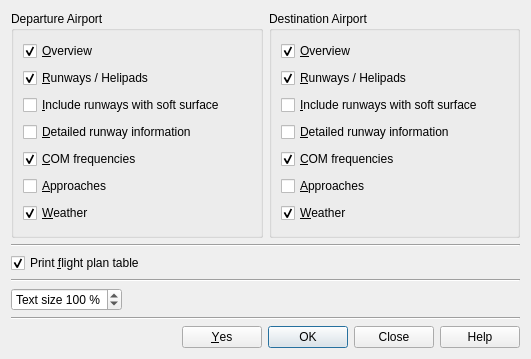
This is src/print/printdialog.ui in albar965/littlenavmap as Qt 5 draws it before an edit. The edited form follows.
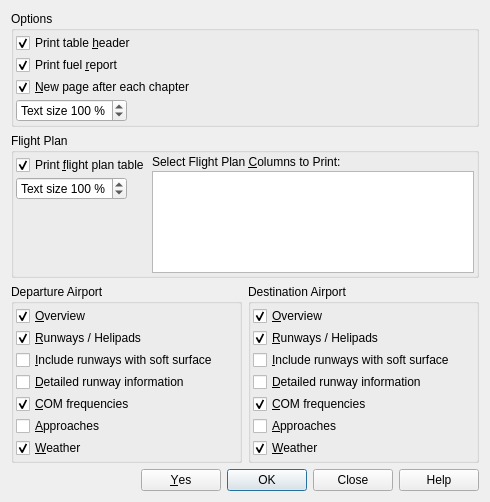
This is the edited form.

Commit message:
Added flight plan column selection to print dialog. Added more options for header, fuel/performance and more to print dialog. Improved printing of flight plan table. Now has word wrap, proper column size and a header for each page. Added colors for procedures to printed flight plan table as shown in flight plan dock window. Hiding all overlays except scale bar when printing map now. Now uses printer resolution for printing the map to get sharp images. Flight plan table now has more cells aligned to the right.
All #246

Patch:
```diff
--- a/src/print/printdialog.ui
+++ b/src/print/printdialog.ui
@@ -6,14 +6,254 @@
    <rect>
     <x>0</x>
     <y>0</y>
-    <width>531</width>
-    <height>359</height>
+    <width>490</width>
+    <height>502</height>
    </rect>
   </property>
   <property name="windowTitle">
    <string>Little Navmap - Print Flight Plan</string>
   </property>
   <layout class="QVBoxLayout" name="verticalLayout_2">
+   <item>
+    <widget class="QGroupBox" name="groupBoxPrintOptions">
+     <property name="title">
+      <string>Options</string>
+     </property>
+     <layout class="QGridLayout" name="gridLayout">
+      <property name="leftMargin">
+       <number>2</number>
+      </property>
+      <property name="topMargin">
+       <number>2</number>
+      </property>
+      <property name="rightMargin">
+       <number>2</number>
+      </property>
+      <property name="bottomMargin">
+       <number>2</number>
+      </property>
+      <property name="spacing">
+       <number>2</number>
+      </property>
+      <item row="1" column="0">
+       <widget class="QCheckBox" name="checkBoxPrintFuel">
+        <property name="toolTip">
+         <string>Include estimated fuel consumption, trip and block fuel if aircraft performance is loaded.</string>
+        </property>
+        <property name="text">
+         <string>Print fuel &amp;report</string>
+        </property>
+        <property name="checked">
+         <bool>true</bool>
+        </property>
+       </widget>
+      </item>
+      <item row="2" column="0">
+       <widget class="QCheckBox" name="checkBoxPrintNewPage">
+        <property name="toolTip">
+         <string>Start a new page after each chapter.</string>
+        </property>
+        <property name="text">
+         <string>&amp;New page after each chapter</string>
+        </property>
+        <property name="checked">
+         <bool>true</bool>
+        </property>
+       </widget>
+      </item>
+      <item row="0" column="0">
+       <widget class="QCheckBox" name="checkBoxPrintHeader">
+        <property name="toolTip">
+         <string>Include a header which shows total distance, flight time and procedures.</string>
+        </property>
+        <property name="text">
+         <string>Print table &amp;header</string>
+        </property>
+        <property name="checked">
+         <bool>true</bool>
+        </property>
+       </widget>
+      </item>
+      <item row="3" column="0">
+       <widget class="QSpinBox" name="spinBoxPrintTextSize">
+        <property name="sizePolicy">
+         <sizepolicy hsizetype="Fixed" vsizetype="Fixed">
+          <horstretch>0</horstretch>
+          <verstretch>0</verstretch>
+         </sizepolicy>
+        </property>
+        <property name="toolTip">
+         <string>Overall text size in the document</string>
+        </property>
+        <property name="suffix">
+         <string> %</string>
+        </property>
+        <property name="prefix">
+         <string>Text size </string>
+        </property>
+        <property name="minimum">
+         <number>20</number>
+        </property>
+        <property name="maximum">
+         <number>200</number>
+        </property>
+        <property name="singleStep">
+         <number>10</number>
+        </property>
+        <property name="value">
+         <number>100</number>
+        </property>
+       </widget>
+      </item>
+      <item row="0" column="1">
+       <spacer name="horizontalSpacer">
+        <property name="orientation">
+         <enum>Qt::Horizontal</enum>
+        </property>
+        <property name="sizeHint" stdset="0">
+         <size>
+          <width>40</width>
+          <height>20</height>
+         </size>
+        </property>
+       </spacer>
+      </item>
+     </layout>
+    </widget>
+   </item>
+   <item>
+    <widget class="QGroupBox" name="groupBoxPrintFlightplan">
+     <property name="sizePolicy">
+      <sizepolicy hsizetype="Expanding" vsizetype="Expanding">
+       <horstretch>0</horstretch>
+       <verstretch>0</verstretch>
+      </sizepolicy>
+     </property>
+     <property name="title">
+      <string>Flight Plan</string>
+     </property>
+     <layout class="QHBoxLayout" name="horizontalLayout">
+      <property name="spacing">
+       <number>2</number>
+      </property>
+      <property name="leftMargin">
+       <number>2</number>
+      </property>
+      <property name="topMargin">
+       <number>2</number>
+      </property>
+      <property name="rightMargin">
+       <number>2</number>
+      </property>
+      <property name="bottomMargin">
+       <number>2</number>
+      </property>
+      <item>
+       <layout class="QVBoxLayout" name="verticalLayout">
+        <property name="spacing">
+         <number>2</number>
+        </property>
+        <item>
+         <widget class="QCheckBox" name="checkBoxPrintFlightplan">
+          <property name="toolTip">
+           <string>Include the flight plan</string>
+          </property>
+          <property name="text">
+           <string>Print &amp;flight plan table</string>
+          </property>
+          <property name="checked">
+           <bool>true</bool>
+          </property>
+         </widget>
+        </item>
+        <item>
+         <widget class="QSpinBox" name="spinBoxPrintTextSizeFlightplan">
+          <property name="sizePolicy">
+           <sizepolicy hsizetype="Fixed" vsizetype="Fixed">
+            <horstretch>0</horstretch>
+            <verstretch>0</verstretch>
+           </sizepolicy>
+          </property>
+          <property name="toolTip">
+           <string>Text size for the flight plan</string>
+          </property>
+          <property name="suffix">
+           <string> %</string>
+          </property>
+          <property name="prefix">
+           <string>Text size </string>
+          </property>
+          <property name="minimum">
+           <number>20</number>
+          </property>
+          <property name="maximum">
+           <number>200</number>
+          </property>
+          <property name="singleStep">
+           <number>10</number>
+          </property>
+          <property name="value">
+           <number>100</number>
+          </property>
+         </widget>
+        </item>
+        <item>
+         <spacer name="verticalSpacer">
+          <property name="orientation">
+           <enum>Qt::Vertical</enum>
+          </property>
+          <property name="sizeHint" stdset="0">
+           <size>
+            <width>20</width>
+            <height>40</height>
+           </size>
+          </property>
+         </spacer>
+        </item>
+       </layout>
+      </item>
+      <item>
+       <layout class="QVBoxLayout" name="verticalLayout_5">
+        <property name="spacing">
+         <number>2</number>
+        </property>
+        <item>
+         <widget class="QLabel" name="labelPrintFlightplanCols">
+          <property name="text">
+           <string>Select Flight Plan &amp;Columns to Print:</string>
+          </property>
+          <property name="buddy">
+           <cstring>listWidgetPrintFlightplanCols</cstring>
+          </property>
+         </widget>
+        </item>
+        <item>
+         <widget class="QListWidget" name="listWidgetPrintFlightplanCols">
+          <property name="toolTip">
+           <string>Select columns from the flight plan table to include in the print</string>
+          </property>
+          <property name="editTriggers">
+           <set>QAbstractItemView::NoEditTriggers</set>
+          </property>
+          <property name="showDropIndicator" stdset="0">
+           <bool>false</bool>
+          </property>
+          <property name="alternatingRowColors">
+           <bool>true</bool>
+          </property>
+          <property name="selectionMode">
+           <enum>QAbstractItemView::MultiSelection</enum>
+          </property>
+          <property name="selectionBehavior">
+           <enum>QAbstractItemView::SelectRows</enum>
+          </property>
+         </widget>
+        </item>
+       </layout>
+      </item>
+     </layout>
+    </widget>
+   </item>
    <item>
     <layout class="QGridLayout" name="gridLayouPrint">
      <item row="0" column="0">
@@ -22,6 +262,21 @@
         <string>Departure Airport</string>
        </property>
        <layout class="QVBoxLayout" name="verticalLayout_3">
+        <property name="spacing">
+         <number>2</number>
+        </property>
+        <property name="leftMargin">
+         <number>2</number>
+        </property>
+        <property name="topMargin">
+         <number>2</number>
+        </property>
+        <property name="rightMargin">
+         <number>2</number>
+        </property>
+        <property name="bottomMargin">
+         <number>2</number>
+        </property>
         <item>
          <widget class="QCheckBox" name="checkBoxPrintDepartureOverview">
           <property name="text">
@@ -92,6 +347,21 @@
         <string>Destination Airport</string>
        </property>
        <layout class="QVBoxLayout" name="verticalLayout_4">
+        <property name="spacing">
+         <number>2</number>
+        </property>
+        <property name="leftMargin">
+         <number>2</number>
+        </property>
+        <property name="topMargin">
+         <number>2</number>
+        </property>
+        <property name="rightMargin">
+         <number>2</number>
+        </property>
+        <property name="bottomMargin">
+         <number>2</number>
+        </property>
         <item>
          <widget class="QCheckBox" name="checkBoxPrintDestinationOverview">
           <property name="text">
@@ -158,65 +428,6 @@
      </item>
     </layout>
    </item>
-   <item>
-    <widget class="Line" name="line_4">
-     <property name="orientation">
-      <enum>Qt::Horizontal</enum>
-     </property>
-    </widget>
-   </item>
-   <item>
-    <widget class="QCheckBox" name="checkBoxPrintFlightplan">
-     <property name="text">
-      <string>Print &amp;flight plan table</string>
-     </property>
-     <property name="checked">
-      <bool>true</bool>
-     </property>
-    </widget>
-   </item>
-   <item>
-    <widget class="Line" name="line_2">
-     <property name="orientation">
-      <enum>Qt::Horizontal</enum>
-     </property>
-    </widget>
-   </item>
-   <item>
-    <widget class="QSpinBox" name="spinBoxPrintTextSize">
-     <property name="sizePolicy">
-      <sizepolicy hsizetype="Fixed" vsizetype="Fixed">
-       <horstretch>0</horstretch>
-       <verstretch>0</verstretch>
-      </sizepolicy>
-     </property>
-     <property name="suffix">
-      <string> %</string>
-     </property>
-     <property name="prefix">
-      <string>Text size </string>
-     </property>
-     <property name="minimum">
-      <number>50</number>
-     </property>
-     <property name="maximum">
-      <number>150</number>
-     </property>
-     <property name="singleStep">
-      <number>10</number>
-     </property>
-     <property name="value">
-      <number>100</number>
-     </property>
-    </widget>
-   </item>
-   <item>
-    <widget class="Line" name="line_3">
-     <property name="orientation">
-      <enum>Qt::Horizontal</enum>
-     </property>
-    </widget>
-   </item>
    <item>
     <widget class="QDialogButtonBox" name="buttonBoxPrint">
      <property name="orientation">
```
Left out of the diff: 49 changed lines with no effect on the pictures. The commit also changes 11 other files.
